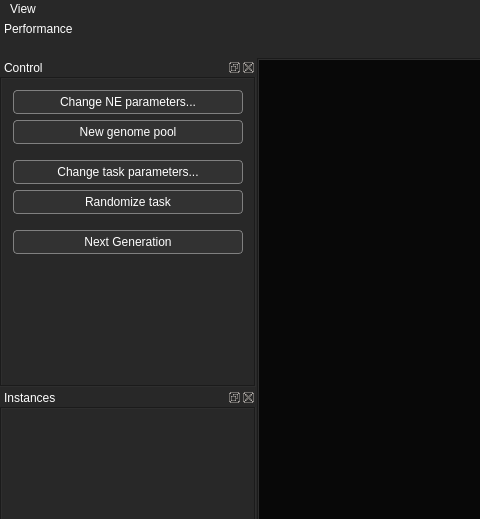
Before: the Qt Designer form mainwindow.ui in mario-holubar/OutliNE, drawn with Qt 5; both pictures show x 0 to 480 and y 0 to 519 of the 1280 by 720 pixel window.
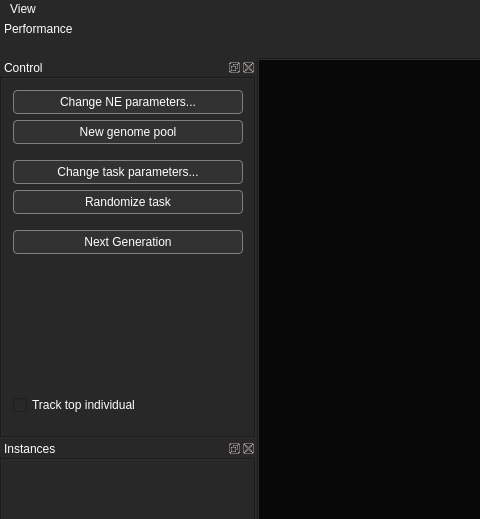
After: the same form once the commit is applied. Icons and pictures are not drawn. Custom widgets are drawn as their Qt base class.

Commit message: Tracking checkbox

Patch:
```diff
--- a/mainwindow.ui
+++ b/mainwindow.ui
@@ -469,19 +469,6 @@
          </rect>
         </property>
         <layout class="QGridLayout" name="gridLayout_5">
-         <item row="8" column="0">
-          <spacer name="verticalSpacer">
-           <property name="orientation">
-            <enum>Qt::Vertical</enum>
-           </property>
-           <property name="sizeHint" stdset="0">
-            <size>
-             <width>0</width>
-             <height>0</height>
-            </size>
-           </property>
-          </spacer>
-         </item>
          <item row="1" column="0">
           <widget class="QPushButton" name="button_newPool">
            <property name="text">
@@ -496,6 +483,38 @@
            </property>
           </widget>
          </item>
+         <item row="10" column="0">
+          <spacer name="verticalSpacer">
+           <property name="orientation">
+            <enum>Qt::Vertical</enum>
+           </property>
+           <property name="sizeType">
+            <enum>QSizePolicy::Preferred</enum>
+           </property>
+           <property name="sizeHint" stdset="0">
+            <size>
+             <width>20</width>
+             <height>10</height>
+            </size>
+           </property>
+          </spacer>
+         </item>
+         <item row="2" column="0">
+          <spacer name="verticalSpacer_3">
+           <property name="orientation">
+            <enum>Qt::Vertical</enum>
+           </property>
+           <property name="sizeType">
+            <enum>QSizePolicy::Preferred</enum>
+           </property>
+           <property name="sizeHint" stdset="0">
+            <size>
+             <width>20</width>
+             <height>10</height>
+            </size>
+           </property>
+          </spacer>
+         </item>
          <item row="5" column="0">
           <spacer name="verticalSpacer_2">
            <property name="orientation">
@@ -549,6 +568,26 @@
            </property>
           </widget>
          </item>
+         <item row="9" column="0">
+          <widget class="QCheckBox" name="checkbox_trackFirst">
+           <property name="text">
+            <string>Track top individual</string>
+           </property>
+          </widget>
+         </item>
+         <item row="8" column="0">
+          <spacer name="verticalSpacer_4">
+           <property name="orientation">
+            <enum>Qt::Vertical</enum>
+           </property>
+           <property name="sizeHint" stdset="0">
+            <size>
+             <width>20</width>
+             <height>40</height>
+            </size>
+           </property>
+          </spacer>
+         </item>
         </layout>
        </widget>
       </widget>
```
Left out of the diff: 16 changed lines with no effect on the pictures. The commit also changes 1 other file.
